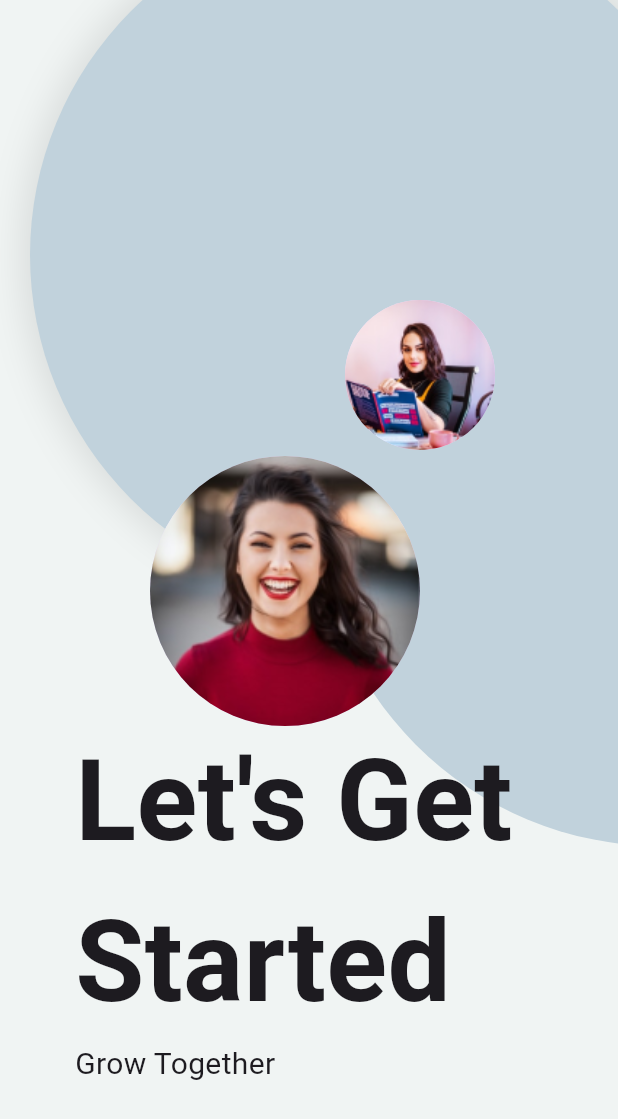
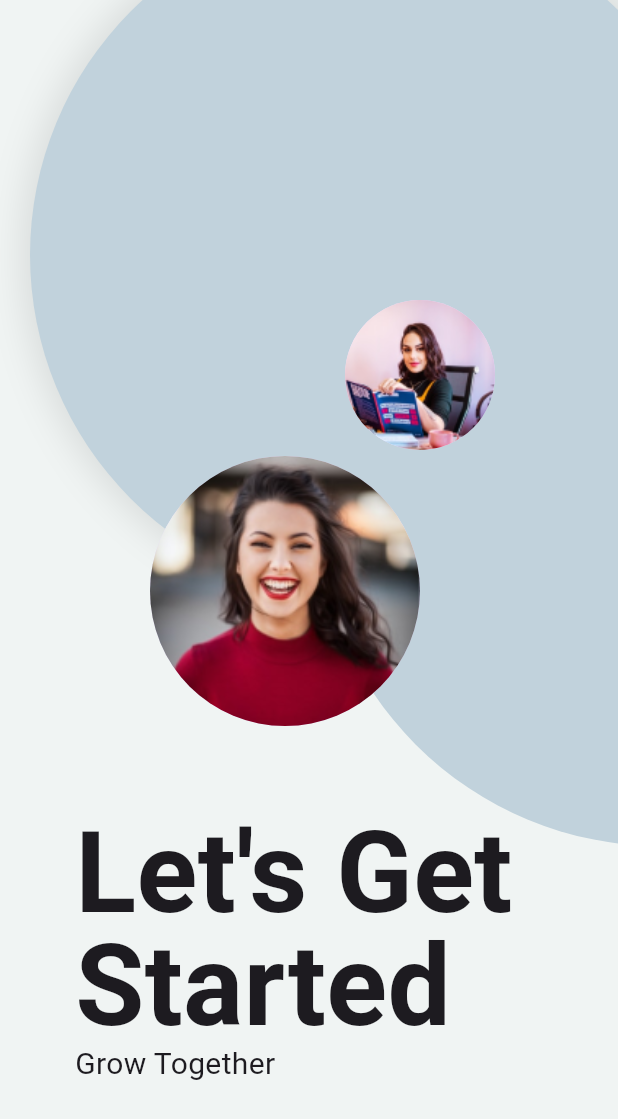
Before and after one commit to EverlastingBigFlo/ConnectFlutterToBackend, a Flutter app: the screen it shows after launch, on a phone screen of 412 x 824 dp. Shown: the top 1119 px of the screen. Run offline on Flutter 3.47's test engine with Material 3 defaults, Android fonts, the phone set to English and light mode, and no system bars.

Commit message:
5 Mar 2024, 12:37

```diff
--- a/lib/pages/welcome.dart
+++ b/lib/pages/welcome.dart
@@ -71,6 +71,7 @@ class _WelcomePageState extends State<WelcomePage> {
                   style: TextStyle(
                     fontSize: 75,
                     fontWeight: FontWeight.bold,
+                    height: 1,
                   ),
                 ),
                 Text(
@@ -78,6 +79,7 @@ class _WelcomePageState extends State<WelcomePage> {
                   style: TextStyle(
                     fontSize: 75,
                     fontWeight: FontWeight.bold,
+                    height: 1,
                   ),
                 ),
                 Text(
```
